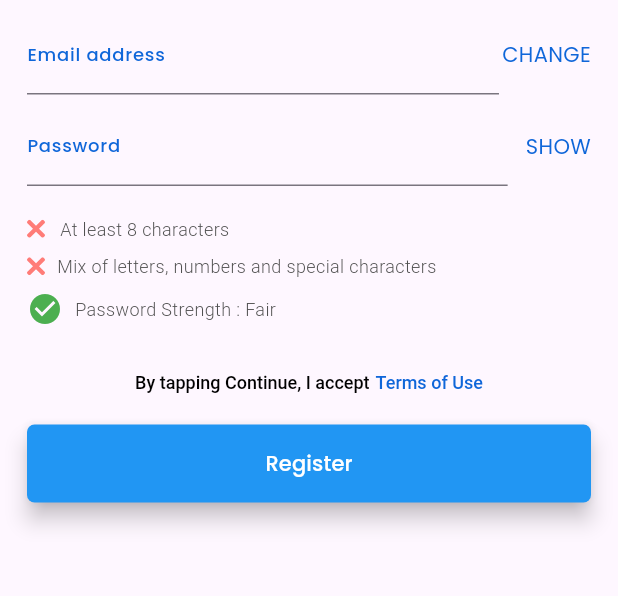
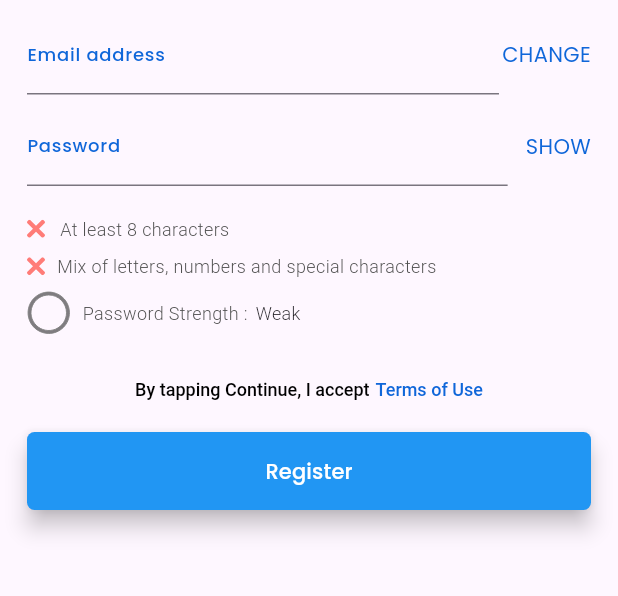
Before and after one commit to expertdev-designer/Zillow, a Flutter app: the PasswordScreen screen opened directly, on a phone screen of 412 x 824 dp, the part 312-908 px from its top. Run offline on Flutter 3.47's test engine with Material 2 defaults, Android fonts, the light colour scheme and no system bars; our stand-ins replace flutter_svg, google_fonts.

Commit message:
password validation 2

```diff
--- a/lib/Utils/AppImage.dart
+++ b/lib/Utils/AppImage.dart
@@ -11,4 +11,5 @@ class AppImage {
   static const tick = "assets/images/teenyicons_tick-outline.svg";
   static const cross = "assets/images/cross_icon.svg";
   static const fill_profile = "assets/images/fill_profile.svg";
+  static const circle_halfColored = "assets/images/circle_halfcolored.svg";
 }
--- a/lib/Utils/strings.dart
+++ b/lib/Utils/strings.dart
@@ -15,7 +15,7 @@ class Strings{
   static const mix_of_letters = "Mix of letters, numbers and special characters";
   static const strenght_weak = "Password Strength : Weak";
   static const show = "SHOW";
-  static const strenght_fair = "Password Strength : Fair";
+  static const strength = "Password Strength : ";
   static const password_to_be = "Next, what would you like your password to be?";
   static const terms_of_use = "Terms of Use";
   static const do_you_know_your_home = "Do you own your home";
@@ -23,4 +23,7 @@ class Strings{
   static const use_your_location = "Use your location";
   static const search_for_your_home = "Search for your home";
   static const search = "search";
+  static const fair = "Fair";
+  static const good = "Good";
+  static const weak = "Weak";
 }
--- a/lib/registration/password_screen.dart
+++ b/lib/registration/password_screen.dart
@@ -20,12 +20,18 @@ class _PasswordScreenState extends State<PasswordScreen> {
   bool isVisible = false;
   bool _isPasswordEightCharacters = false;
   bool _hasPasswordOneNumber = false;
+  bool _passwordStrength = false;
 
   TextEditingController emailController = TextEditingController();
   TextEditingController passwordController = TextEditingController();
+  String passwordStrength = 'Weak';
 
   onPasswordChanged(String password) {
     final numericRegex = RegExp(r'[0-9]');
+    final uppercaseRegex = RegExp(r'[A-Z]');
+    final lowercaseRegex = RegExp(r'[a-z]');
+    final specialCharRegex = RegExp(r'[!@#$%^&*]');
+
 
     setState(() {
       _isPasswordEightCharacters = false;
@@ -33,8 +39,20 @@ class _PasswordScreenState extends State<PasswordScreen> {
         _isPasswordEightCharacters = true;
 
       _hasPasswordOneNumber = false;
-      if(numericRegex.hasMatch(password))
+      if(numericRegex.hasMatch(password) && uppercaseRegex.hasMatch(password) && lowercaseRegex.hasMatch(password) && specialCharRegex.hasMatch(password))
         _hasPasswordOneNumber = true;
+
+
+      passwordStrength = 'Weak';
+      if (password.length >= 8 &&
+          numericRegex.hasMatch(password) &&
+          uppercaseRegex.hasMatch(password) &&
+          lowercaseRegex.hasMatch(password) &&
+          specialCharRegex.hasMatch(password)) {
+        passwordStrength = 'Good';
+      } else if (password.length >= 8 && numericRegex.hasMatch(password)) {
+        passwordStrength = 'Fair';
+      }
     });
   }
 
@@ -170,22 +188,31 @@ class _PasswordScreenState extends State<PasswordScreen> {
                   ],
                 ),
                 SizedBox(height: 8,),
-                Row(
+                 Row(
                   children: [
-                    Icon(
-                      isConditionMet ? Icons.check_circle : Icons.cancel,
-                      color: isConditionMet ? Colors.green : Colors.red,
-                    ),
+                    passwordStrength == 'Good'
+                        ? SvgPicture.asset(AppImage.circle_halfColored)
+                        : passwordStrength == 'Fair'
+                        ? SvgPicture.asset(AppImage.circle_outline)
+                        : SvgPicture.asset(AppImage.circle),
                     SizedBox(width: 8),
                     Text(
-                      Strings.strenght_fair,
+                      Strings.strength,
                       style: TextStyle(
                         fontSize: 12,
                         fontWeight: FontWeight.w300,
                         color: AppColors.text_grey,
                       ),
                     ),
-                  ],
+                    SizedBox(width: 2,),
+                      Text(
+                        passwordStrength,
+                        style: TextStyle(
+                          fontSize: 12,
+                          fontWeight: FontWeight.w300,
+                        ),
+                      ),
+                      ],
                 ),
                 SizedBox(height: 30,),
 
```
Also changed, not shown: assets/images/circle_halfcolored.svg (added).
